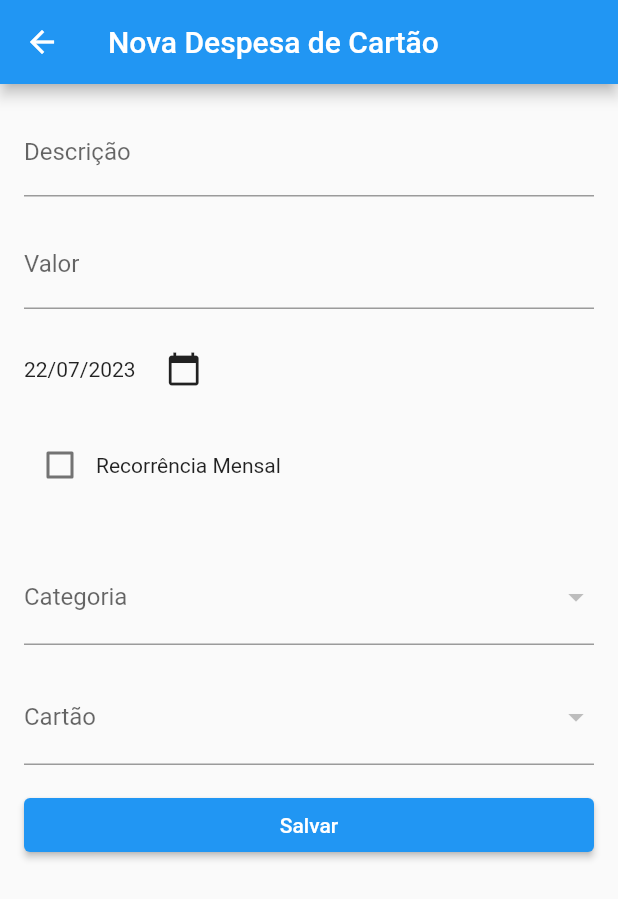
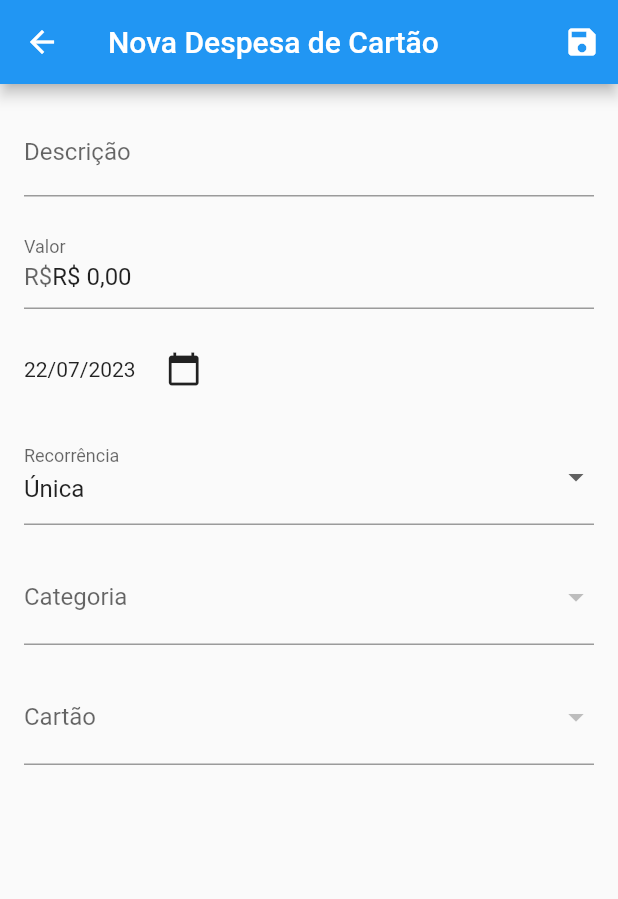
Before and after one commit to abeeatriz/da_minha_conta, a Flutter app: the screen it shows after launch, after a tap on "Nova despesa no Cartão", on a phone screen of 412 x 824 dp. Shown: the top 899 px of the screen. Run offline on Flutter 3.47's test engine with Material 2 defaults, Android fonts, the light colour scheme and no system bars; our stand-ins replace extended_masked_text, image_picker, sqflite; accounts and stored records are empty.

Commit message:
Fix save button and save data

```diff
--- a/lib/screens/despesas/nova_despesa_cartao.dart
+++ b/lib/screens/despesas/nova_despesa_cartao.dart
@@ -2,8 +2,15 @@ import 'package:da_minha_conta/dao/cartao_dao.dart';
 import 'package:da_minha_conta/dao/categoria_dao.dart';
 import 'package:da_minha_conta/dao/conta_dao.dart';
 import 'package:da_minha_conta/dao/database_helper.dart';
+import 'package:da_minha_conta/dao/despesa_cartao_dao.dart';
+import 'package:da_minha_conta/dao/despesa_dao.dart';
+import 'package:da_minha_conta/dao/transacao_dao.dart';
 import 'package:da_minha_conta/model/cartao.dart';
 import 'package:da_minha_conta/model/categoria.dart';
+import 'package:da_minha_conta/model/despesa.dart';
+import 'package:da_minha_conta/model/despesaCartao.dart';
+import 'package:da_minha_conta/model/transacao.dart';
+import 'package:extended_masked_text/extended_masked_text.dart';
 import 'package:flutter/material.dart';
 import 'package:intl/intl.dart';
 
@@ -16,17 +23,28 @@ class NovaDespesaCartao extends StatefulWidget {
 
 class NovaDespesaCartaoState extends State<NovaDespesaCartao> {
   final _formKey = GlobalKey<FormState>();
-  final _databaseHelper = DatabaseHelper();
+  final _db = DatabaseHelper();
 
   final TextEditingController _descricaoController = TextEditingController();
-  final TextEditingController _valorController = TextEditingController();
+  final _valorController = MoneyMaskedTextController(
+    leftSymbol: 'R\$ ',
+    decimalSeparator: ',',
+  );
 
   List<Categoria> _categorias = [];
   List<Cartao> _cartoes = [];
   DateTime _data = DateTime.now();
-  bool _recorrenciaMensal = false;
+  String _recorrencia = 'Única';
   Categoria? _categoriaSelecionada;
   Cartao? _cartaoSelecionado;
+
+  final List<String> _recorrenciaOptions = [
+    'Única',
+    'Diária',
+    'Semanal',
+    'Mensal',
+    'Anual',
+  ];
 
   @override
   void initState() {
@@ -36,8 +54,8 @@ class NovaDespesaCartaoState extends State<NovaDespesaCartao> {
   }
 
   Future<void> carregarCartoes() async {
-    ContaDAO contaDao = ContaDAO(_databaseHelper);
-    List<Cartao> cartoesDoBanco = await CartaoDAO(_databaseHelper, contaDao).getCartoes();
+    ContaDAO contaDao = ContaDAO(_db);
+    List<Cartao> cartoesDoBanco = await CartaoDAO(_db, contaDao).getCartoes();
 
     setState(() {
       _cartoes = cartoesDoBanco;
@@ -45,7 +63,7 @@ class NovaDespesaCartaoState extends State<NovaDespesaCartao> {
   }
 
   Future<void> carregarCategorias() async {
-    List<Categoria> categorias = await CategoriaDAO(_databaseHelper).getCategorias();
+    List<Categoria> categorias = await CategoriaDAO(_db).getCategorias();
 
     setState(() {
       _categorias = categorias;
@@ -66,11 +84,55 @@ class NovaDespesaCartaoState extends State<NovaDespesaCartao> {
     }
   }
 
+  void saveDespesaCartao() async {
+    if (_formKey.currentState!.validate()) {
+      final descricao = _descricaoController.text;
+      final valor = _valorController.numberValue;
+      final recorrencia = _recorrencia;
+      final data = _data;
+
+      Transacao transacao = Transacao(descricao: descricao, valor: valor, data: data, recorrencia: recorrencia);
+      Despesa despesa = Despesa(transacao: transacao, categoria: _categoriaSelecionada!);
+      DespesaCartao despesaCartao = DespesaCartao(despesa: despesa, cartao: _cartaoSelecionado!);
+
+      int idInserido = await DespesaCartaoDAO(_db, DespesaDAO(_db, TransacaoDAO(_db), CategoriaDAO(_db)), CartaoDAO(_db, ContaDAO(_db)))
+          .insertDespesaCartao(despesaCartao);
+
+      if (idInserido != 0) {
+        WidgetsBinding.instance.addPostFrameCallback((_) {
+          ScaffoldMessenger.of(context).showSnackBar(
+            SnackBar(
+              content: Text(
+                'Despesa inserida com sucesso! ID: $idInserido',
+              ),
+            ),
+          );
+        });
+      } else {
+        WidgetsBinding.instance.addPostFrameCallback((_) {
+          ScaffoldMessenger.of(context).showSnackBar(
+            const SnackBar(
+              content: Text(
+                'Falha ao inserir o registro.',
+              ),
+            ),
+          );
+        });
+      }
+    }
+  }
+
   @override
   Widget build(BuildContext context) {
     return Scaffold(
       appBar: AppBar(
         title: const Text('Nova Despesa de Cartão'),
+        actions: [
+          IconButton(
+            icon: const Icon(Icons.save),
+            onPressed: saveDespesaCartao,
+          ),
+        ],
       ),
       body: SingleChildScrollView(
         padding: const EdgeInsets.all(16.0),
@@ -118,21 +180,27 @@ class NovaDespesaCartaoState extends State<NovaDespesaCartao> {
                 ],
               ),
               const SizedBox(height: 16.0),
-              Row(
-                children: [
-                  Checkbox(
-                    value: _recorrenciaMensal,
-                    onChanged: (value) {
-                      setState(() {
-                        _recorrenciaMensal = value ?? false;
-                      });
-                    },
-                  ),
-                  const Text('Recorrência Mensal'),
-                ],
+              DropdownButtonFormField<String>(
+                decoration: const InputDecoration(labelText: 'Recorrência'),
+                value: _recorrencia,
+                onChanged: (value) {
+                  setState(() {
+                    _recorrencia = value ?? _recorrenciaOptions.first;
+                  });
+                },
+                items: _recorrenciaOptions.map((option) {
+                  return DropdownMenuItem<String>(
+                    value: option,
+                    child: Text(option),
+                  );
+                }).toList(),
+                validator: (value) {
+                  if (value == null) {
+                    return 'Por favor, selecione a recorrência';
+                  }
+                  return null;
+                },
               ),
-              const SizedBox(height: 16.0),
-              // Inserir campo de imagem aqui
               const SizedBox(height: 16.0),
               DropdownButtonFormField<Categoria>(
                 value: _categoriaSelecionada,
@@ -181,15 +249,6 @@ class NovaDespesaCartaoState extends State<NovaDespesaCartao> {
                   return null;
                 },
               ),
-              const SizedBox(height: 16.0),
-              ElevatedButton(
-                onPressed: () {
-                  if (_formKey.currentState?.validate() == true) {
-                    // Realizar o salvamento da despesa no banco de dados
-                  }
-                },
-                child: const Text('Salvar'),
-              ),
             ],
           ),
         ),
```
